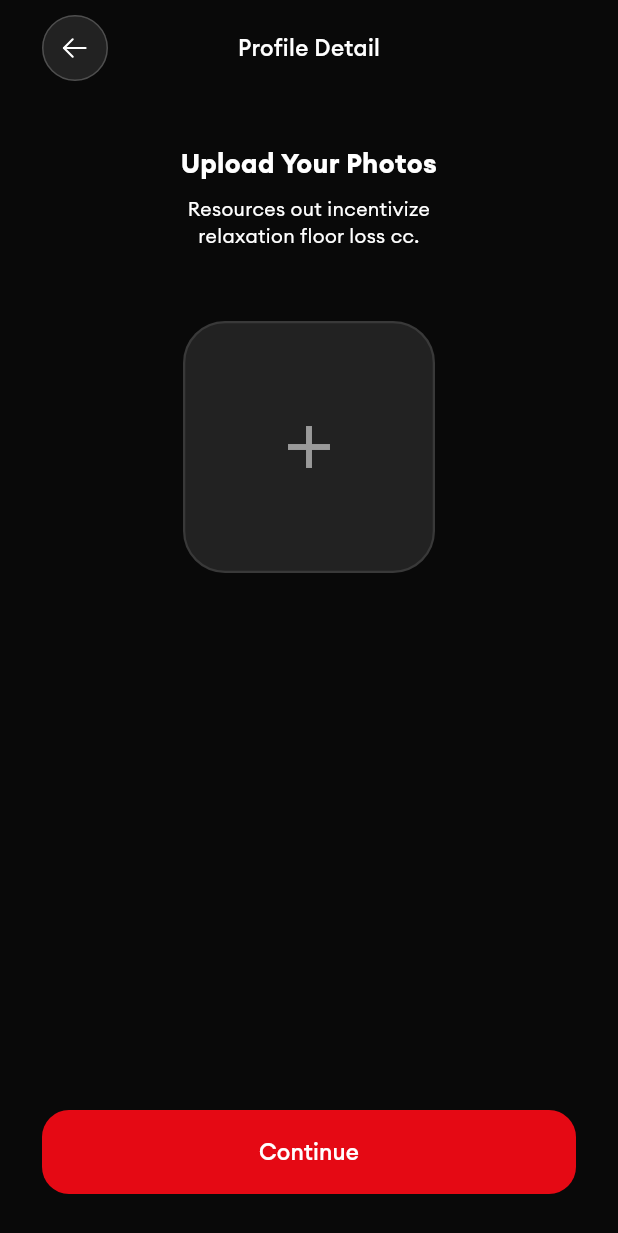
After one commit to elifogreniyor/moviematch_app, a Flutter app: the ProfilePhotoPage screen opened by its route, on a phone screen of 412 x 824 dp. The commit adds this screen. Shown: the top 1233 px of the screen. Run offline on Flutter 3.47's test engine with Material 3 defaults, Android fonts, the phone set to English and light mode, and no system bars; our stand-ins replace dio, equatable, flutter_bloc, flutter_secure_storage, flutter_svg, go_router and 1 more; accounts and stored records are empty.

Commit message:
add photo upload cubit, state, view

```diff
--- a/lib/core/constants/app_constants.dart
+++ b/lib/core/constants/app_constants.dart
@@ -47,4 +47,17 @@ class AppConstants {
   static const double buttonFontSize = 15;
   static const double bottomTextFontSize = 12;
   static const double forgotPasswordFontSize = 13;
+
+  static const double appBarBackButtonSize = 44;
+  static const double appBarBackIconSize = 24;
+  static const double appBarTitleFontSize = 15;
+  static const double photoBoxSize = 168;
+  static const double photoBoxBorderRadius = 28;
+  static const double photoBoxIconSize = 48;
+  static const double photoBoxBorderWidth = 1.5;
+  static const double pageTopSpacing = 44;
+  static const double titleSpacing = 8;
+  static const double subtitleSpacing = 32;
+  static const double sectionSpacing = 16;
+  static const double pageBottomPadding = 28;
 }
--- /dev/null
+++ b/lib/core/widgets/appbar_back_button_widget.dart
@@ -0,0 +1,36 @@
+import 'package:flutter/material.dart';
+import 'package:flutter_svg/svg.dart';
+import 'package:sinflix/core/constants/app_constants.dart';
+
+class AppBarBackButton extends StatelessWidget {
+  final VoidCallback onTap;
+  const AppBarBackButton({super.key, required this.onTap});
+
+  @override
+  Widget build(BuildContext context) {
+    return InkWell(
+      onTap: onTap,
+      borderRadius: BorderRadius.circular(100),
+      child: Container(
+        width: AppConstants.appBarBackButtonSize,
+        height: AppConstants.appBarBackButtonSize,
+        decoration: BoxDecoration(
+          color: AppColors.white10, // %10 beyaz
+          shape: BoxShape.circle,
+          border: Border.all(
+            color: AppColors.white20, // %20 beyaz
+            width: 1,
+          ),
+        ),
+        child: Center(
+          child: SvgPicture.asset(
+            'assets/icons/back.svg', // Ok SVG dosyasını buraya koy!
+            width: AppConstants.appBarBackIconSize,
+            height: AppConstants.appBarBackIconSize,
+            color: AppColors.white, // İkona istediğin rengi verebilirsin
+          ),
+        ),
+      ),
+    );
+  }
+}
--- a/lib/core/widgets/primary_button_widget.dart
+++ b/lib/core/widgets/primary_button_widget.dart
@@ -21,7 +21,9 @@ class PrimaryButton extends StatelessWidget {
       child: ElevatedButton(
         onPressed: isEnabled ? onTap : null,
         style: ElevatedButton.styleFrom(
-          backgroundColor: AppColors.primaryColor,
+          backgroundColor: isEnabled
+              ? AppColors.primaryColor
+              : AppColors.primaryColor.withOpacity(0.6),
           shape: RoundedRectangleBorder(
             borderRadius: BorderRadius.circular(AppConstants.borderRadius),
           ),
--- a/lib/features/auth/presentation/view/register_page.dart
+++ b/lib/features/auth/presentation/view/register_page.dart
@@ -31,7 +31,7 @@ class RegisterPage extends StatelessWidget {
             debugPrint('kayıt başarılı.');
             Future.delayed(const Duration(seconds: 1), () {
               ScaffoldMessenger.of(context).hideCurrentSnackBar();
-              context.go('/home');
+              context.go('/upload');
             });
           }
           if (state.error != null) {
--- /dev/null
+++ b/lib/features/profile_photo/data/photo_upload_service.dart
@@ -0,0 +1,19 @@
+import 'dart:io';
+import 'package:dio/dio.dart';
+
+class PhotoUploadService {
+  final Dio dio;
+  PhotoUploadService(this.dio);
+
+  Future<String> uploadProfilePhoto(File file, String token) async {
+    final formData = FormData.fromMap({
+      'file': await MultipartFile.fromFile(file.path, filename: 'profile.jpg'),
+    });
+    final response = await dio.post(
+      '/user/upload_photo',
+      data: formData,
+      options: Options(headers: {"Authorization": "Bearer $token"}),
+    );
+    return response.data['photoUrl'];
+  }
+}
--- /dev/null
+++ b/lib/features/profile_photo/domain/photo_upload_model.dart
@@ -0,0 +1,9 @@
+class PhotoUploadResponse {
+  final String photoUrl;
+
+  PhotoUploadResponse({required this.photoUrl});
+
+  factory PhotoUploadResponse.fromJson(Map<String, dynamic> json) {
+    return PhotoUploadResponse(photoUrl: json['photoUrl'] ?? '');
+  }
+}
--- /dev/null
+++ b/lib/features/profile_photo/presentation/cubit/photo_upload_cubit.dart
@@ -0,0 +1,19 @@
+import 'dart:io';
+import 'package:flutter_bloc/flutter_bloc.dart';
+import 'package:sinflix/features/profile_photo/data/photo_upload_service.dart';
+import 'package:sinflix/features/profile_photo/presentation/cubit/photo_upload_state.dart';
+
+class PhotoUploadCubit extends Cubit<PhotoUploadState> {
+  final PhotoUploadService service;
+  PhotoUploadCubit(this.service) : super(PhotoUploadInitial());
+
+  Future<void> uploadPhoto(File file, String token) async {
+    emit(PhotoUploadLoading());
+    try {
+      final url = await service.uploadProfilePhoto(file, token);
+      emit(PhotoUploadSuccess(url));
+    } catch (e) {
+      emit(PhotoUploadFailure("Fotoğraf yüklenemedi."));
+    }
+  }
+}
--- /dev/null
+++ b/lib/features/profile_photo/presentation/cubit/photo_upload_state.dart
@@ -0,0 +1,21 @@
+import 'package:equatable/equatable.dart';
+
+abstract class PhotoUploadState extends Equatable {
+  @override
+  List<Object?> get props => [];
+}
+
+class PhotoUploadInitial extends PhotoUploadState {}
+class PhotoUploadLoading extends PhotoUploadState {}
+class PhotoUploadSuccess extends PhotoUploadState {
+  final String photoUrl;
+  PhotoUploadSuccess(this.photoUrl);
+  @override
+  List<Object?> get props => [photoUrl];
+}
+class PhotoUploadFailure extends PhotoUploadState {
+  final String error;
+  PhotoUploadFailure(this.error);
+  @override
+  List<Object?> get props => [error];
+}
--- /dev/null
+++ b/lib/features/profile_photo/presentation/view/profile_photo_page.dart
@@ -0,0 +1,170 @@
+import 'dart:io';
+import 'package:flutter/material.dart';
+import 'package:flutter_bloc/flutter_bloc.dart';
+import 'package:image_picker/image_picker.dart';
+import 'package:sinflix/core/constants/app_constants.dart';
+import 'package:sinflix/core/widgets/appbar_back_button_widget.dart';
+import 'package:sinflix/core/widgets/primary_button_widget.dart';
+import 'package:sinflix/features/profile_photo/presentation/cubit/photo_upload_cubit.dart';
+import 'package:sinflix/features/profile_photo/presentation/cubit/photo_upload_state.dart';
+import 'package:sinflix/l10n/app_localizations.dart';
+
+class ProfilePhotoPage extends StatefulWidget {
+  const ProfilePhotoPage({super.key});
+
+  @override
+  State<ProfilePhotoPage> createState() => _ProfilePhotoPageState();
+}
+
+class _ProfilePhotoPageState extends State<ProfilePhotoPage> {
+  File? _selectedImage;
+  Future<void> _pickImage() async {
+    final picker = ImagePicker();
+    final picked = await picker.pickImage(source: ImageSource.gallery);
+    if (picked != null) {
+      setState(() => _selectedImage = File(picked.path));
+    }
+  }
+
+  @override
+  Widget build(BuildContext context) {
+    final l10n = AppLocalizations.of(context)!;
+    return BlocConsumer<PhotoUploadCubit, PhotoUploadState>(
+      listener: (context, state) {
+        if (state is PhotoUploadSuccess) {
+          ScaffoldMessenger.of(
+            context,
+          ).showSnackBar(SnackBar(content: Text(l10n.photo_upload_success)));
+        } else if (state is PhotoUploadFailure) {
+          ScaffoldMessenger.of(
+            context,
+          ).showSnackBar(SnackBar(content: Text(l10n.photo_upload_failed)));
+        }
+      },
+      builder: (context, state) {
+        final isLoading = state is PhotoUploadLoading;
+        return Scaffold(
+          backgroundColor: AppColors.backgroundColor,
+          body: SafeArea(
+            child: Column(
+              crossAxisAlignment: CrossAxisAlignment.center,
+              children: [
+                Padding(
+                  padding: const EdgeInsets.symmetric(
+                    horizontal: AppConstants.horizontalPadding,
+                    vertical: 10,
+                  ),
+                  child: Row(
+                    children: [
+                      AppBarBackButton(
+                        onTap: () => Navigator.of(context).maybePop(),
+                      ),
+                      const Spacer(),
+                      Text(
+                        l10n.photo_upload_appBar_title, // "Profil Detayı"
+                        style: const TextStyle(
+                          color: Colors.white,
+                          fontSize: AppConstants.appBarTitleFontSize,
+                          fontWeight: FontWeight.w500,
+                          fontFamily: AppConstants.fontFamily,
+                        ),
+                      ),
+                      const Spacer(),
+                      SizedBox(width: AppConstants.appBarBackButtonSize),
+                    ],
+                  ),
+                ),
+                const SizedBox(height: 32),
+                // Title
+                Text(
+                  l10n.photo_upload_title,
+                  style: const TextStyle(
+                    color: Colors.white,
+                    fontSize: AppConstants.titleFontSize,
+                    fontWeight: FontWeight.bold,
+                    fontFamily: AppConstants.fontFamily,
+                  ),
+                  textAlign: TextAlign.center,
+                ),
+                const SizedBox(height: 8),
+                // Subtitle
+                Align(
+                  alignment: Alignment.center,
+                  child: ConstrainedBox(
+                    constraints: const BoxConstraints(maxWidth: 220),
+                    child: Text(
+                      l10n.photo_upload_subtitle,
+                      textAlign: TextAlign.center,
+                      style: const TextStyle(
+                        fontFamily: AppConstants.fontFamily,
+                        fontWeight: FontWeight.w400,
+                        fontSize: AppConstants.subtitleFontSize,
+                        color: AppColors.white,
+                        height: 1.4,
+                      ),
+                    ),
+                  ),
+                ),
+                const SizedBox(height: 48),
+                // Photo Box
+                GestureDetector(
+                  onTap: isLoading ? null : _pickImage,
+                  child: Container(
+                    width: AppConstants.photoBoxSize,
+                    height: AppConstants.photoBoxSize,
+                    decoration: BoxDecoration(
+                      color: AppColors.white10,
+                      borderRadius: BorderRadius.circular(
+                        AppConstants.photoBoxBorderRadius,
+                      ),
+                      border: Border.all(
+                        color: _selectedImage == null
+                            ? AppColors.white10
+                            : AppColors.primaryColor.withOpacity(0.5),
+                        width: AppConstants.photoBoxBorderWidth,
+                      ),
+                    ),
+                    child: _selectedImage == null
+                        ? Center(
+                            child: Icon(
+                              Icons.add,
+                              color: Colors.white54,
+                              size: AppConstants.photoBoxIconSize,
+                            ),
+                          )
+                        : ClipRRect(
+                            borderRadius: BorderRadius.circular(
+                              AppConstants.photoBoxBorderRadius - 4,
+                            ),
+                            child: Image.file(
+                              _selectedImage!,
+                              fit: BoxFit.cover,
+                            ),
+                          ),
+                  ),
+                ),
+                const Spacer(),
+              ],
+            ),
+          ),
+          bottomNavigationBar: Padding(
+            padding: const EdgeInsets.only(
+              left: AppConstants.horizontalPadding,
+              right: AppConstants.horizontalPadding,
+              bottom: AppConstants.pageBottomPadding,
+            ),
+            child: PrimaryButton(
+              text: l10n.photo_upload_button,
+              onTap: () {
+                context.read<PhotoUploadCubit>().uploadPhoto(
+                  _selectedImage!,
+                  "TOKEN_BURAYA_GELECEK", // TODO: Token/userId ekle
+                );
+              },
+            ),
+          ),
+        );
+      },
+    );
+  }
+}
--- a/lib/features/splash/presentation/view/splash_page.dart
+++ b/lib/features/splash/presentation/view/splash_page.dart
@@ -23,7 +23,7 @@ class _SplashPageState extends State<SplashPage> {
     return BlocListener<SplashCubit, SplashState>(
       listener: (context, state) {
         if (state is SplashAuthenticated) {
-          context.go('/home');
+          context.go('/upload');
         } else if (state is SplashUnauthenticated) {
           context.go('/login');
         }
--- a/lib/l10n/app_en.arb
+++ b/lib/l10n/app_en.arb
@@ -35,5 +35,13 @@
   "login_failed": "Login failed.",
   "register_failed": "Registration failed.",
   "register_success": "Registration successful.",
-  "register_passwords_not_match": "Passwords do not match."
+  "register_passwords_not_match": "Passwords do not match.",
+  "photo_upload_success": "Photo uploaded successfully!",
+  "photo_upload_failed": "Photo upload failed.",
+  "photo_upload_appBar_title": "Profile Detail",
+  "photo_upload_title": "Upload Your Photos",
+  "photo_upload_subtitle": "Resources out incentivize relaxation floor loss cc.",
+  "photo_upload_button": "Continue"
+
+
 }
--- a/lib/l10n/app_localizations.dart
+++ b/lib/l10n/app_localizations.dart
@@ -244,6 +244,42 @@ abstract class AppLocalizations {
   /// In en, this message translates to:
   /// **'Passwords do not match.'**
   String get register_passwords_not_match;
+
+  /// No description provided for @photo_upload_success.
+  ///
+  /// In en, this message translates to:
+  /// **'Photo uploaded successfully!'**
+  String get photo_upload_success;
+
+  /// No description provided for @photo_upload_failed.
+  ///
+  /// In en, this message translates to:
+  /// **'Photo upload failed.'**
+  String get photo_upload_failed;
+
+  /// No description provided for @photo_upload_appBar_title.
+  ///
+  /// In en, this message translates to:
+  /// **'Profile Detail'**
+  String get photo_upload_appBar_title;
+
+  /// No description provided for @photo_upload_title.
+  ///
+  /// In en, this message translates to:
+  /// **'Upload Your Photos'**
+  String get photo_upload_title;
+
+  /// No description provided for @photo_upload_subtitle.
+  ///
+  /// In en, this message translates to:
+  /// **'Resources out incentivize relaxation floor loss cc.'**
+  String get photo_upload_subtitle;
+
+  /// No description provided for @photo_upload_button.
+  ///
+  /// In en, this message translates to:
+  /// **'Continue'**
+  String get photo_upload_button;
 }
 
 class _AppLocalizationsDelegate extends LocalizationsDelegate<AppLocalizations> {
--- a/lib/l10n/app_localizations_en.dart
+++ b/lib/l10n/app_localizations_en.dart
@@ -82,4 +82,22 @@ class AppLocalizationsEn extends AppLocalizations {
 
   @override
   String get register_passwords_not_match => 'Passwords do not match.';
+
+  @override
+  String get photo_upload_success => 'Photo uploaded successfully!';
+
+  @override
+  String get photo_upload_failed => 'Photo upload failed.';
+
+  @override
+  String get photo_upload_appBar_title => 'Profile Detail';
+
+  @override
+  String get photo_upload_title => 'Upload Your Photos';
+
+  @override
+  String get photo_upload_subtitle => 'Resources out incentivize relaxation floor loss cc.';
+
+  @override
+  String get photo_upload_button => 'Continue';
 }
--- a/lib/l10n/app_localizations_tr.dart
+++ b/lib/l10n/app_localizations_tr.dart
@@ -82,4 +82,22 @@ class AppLocalizationsTr extends AppLocalizations {
 
   @override
   String get register_passwords_not_match => 'Şifreler eşleşmiyor.';
+
+  @override
+  String get photo_upload_success => 'Fotoğraf başarıyla yüklendi!';
+
+  @override
+  String get photo_upload_failed => 'Fotoğraf yüklenemedi.';
+
+  @override
+  String get photo_upload_appBar_title => 'Profil Detayı';
+
+  @override
+  String get photo_upload_title => 'Fotoğraflarınızı Yükleyin';
+
+  @override
+  String get photo_upload_subtitle => 'Resources out incentivize relaxation floor loss cc.';
+
+  @override
+  String get photo_upload_button => 'Devam Et';
 }
--- a/lib/l10n/app_tr.arb
+++ b/lib/l10n/app_tr.arb
@@ -35,5 +35,11 @@
   "login_failed": "Giriş başarısız.",
   "register_failed": "Kayıt başarısız.",
   "register_success": "Kayıt başarılı.",
-  "register_passwords_not_match": "Şifreler eşleşmiyor."
+  "register_passwords_not_match": "Şifreler eşleşmiyor.",
+  "photo_upload_success": "Fotoğraf başarıyla yüklendi!",
+  "photo_upload_failed": "Fotoğraf yüklenemedi.",
+  "photo_upload_appBar_title": "Profil Detayı",
+  "photo_upload_title": "Fotoğraflarınızı Yükleyin",
+  "photo_upload_subtitle": "Resources out incentivize relaxation floor loss cc.",
+  "photo_upload_button": "Devam Et"
 }
--- a/lib/main.dart
+++ b/lib/main.dart
@@ -1,3 +1,4 @@
+import 'package:dio/dio.dart';
 import 'package:flutter/material.dart';
 import 'package:flutter_bloc/flutter_bloc.dart';
 import 'package:flutter_localizations/flutter_localizations.dart';
@@ -5,6 +6,8 @@ import 'package:flutter_secure_storage/flutter_secure_storage.dart';
 import 'package:sinflix/features/auth/data/auth_api_service.dart';
 import 'package:sinflix/features/auth/data/auth_repository.dart';
 import 'package:sinflix/features/auth/presentation/cubit/auth_cubit.dart';
+import 'package:sinflix/features/profile_photo/data/photo_upload_service.dart';
+import 'package:sinflix/features/profile_photo/presentation/cubit/photo_upload_cubit.dart';
 import 'package:sinflix/features/splash/presentation/cubit/splash_cubit.dart';
 import 'package:sinflix/l10n/app_localizations.dart';
 import 'package:sinflix/routes/app_routes.dart';
@@ -19,6 +22,9 @@ void main() {
             AuthRepository(AuthApiService()),
             const FlutterSecureStorage(),
           ),
+        ),
+        BlocProvider(
+          create: (_) => PhotoUploadCubit(PhotoUploadService(Dio())),
         ),
       ],
       child: const MyApp(),
--- a/lib/routes/app_routes.dart
+++ b/lib/routes/app_routes.dart
@@ -3,6 +3,7 @@ import 'package:go_router/go_router.dart';
 import 'package:sinflix/features/home/presentation/view/home_page.dart';
 import 'package:sinflix/features/auth/presentation/view/login_page.dart';
 import 'package:sinflix/features/auth/presentation/view/register_page.dart';
+import 'package:sinflix/features/profile_photo/presentation/view/profile_photo_page.dart';
 import 'package:sinflix/features/splash/presentation/view/splash_page.dart';
 
 class AppRouter {
@@ -10,6 +11,7 @@ class AppRouter {
     initialLocation: '/splash',
     routes: [
       GoRoute(path: '/splash', builder: (context, state) => const SplashPage()),
+      GoRoute(path: '/upload', builder: (context, state) => const ProfilePhotoPage()),
       GoRoute(
         path: '/login',
         pageBuilder: (context, state) {
--- a/pubspec.yaml
+++ b/pubspec.yaml
@@ -20,6 +20,8 @@ dependencies:
   flutter_secure_storage: ^9.2.4
   go_router: ^16.0.0
   dio: ^5.8.0+1
+  equatable: ^2.0.7
+  image_picker: ^1.1.2
 
 dev_dependencies:
   flutter_test:
```
Also changed, not shown: assets/icons/back.svg (added).
